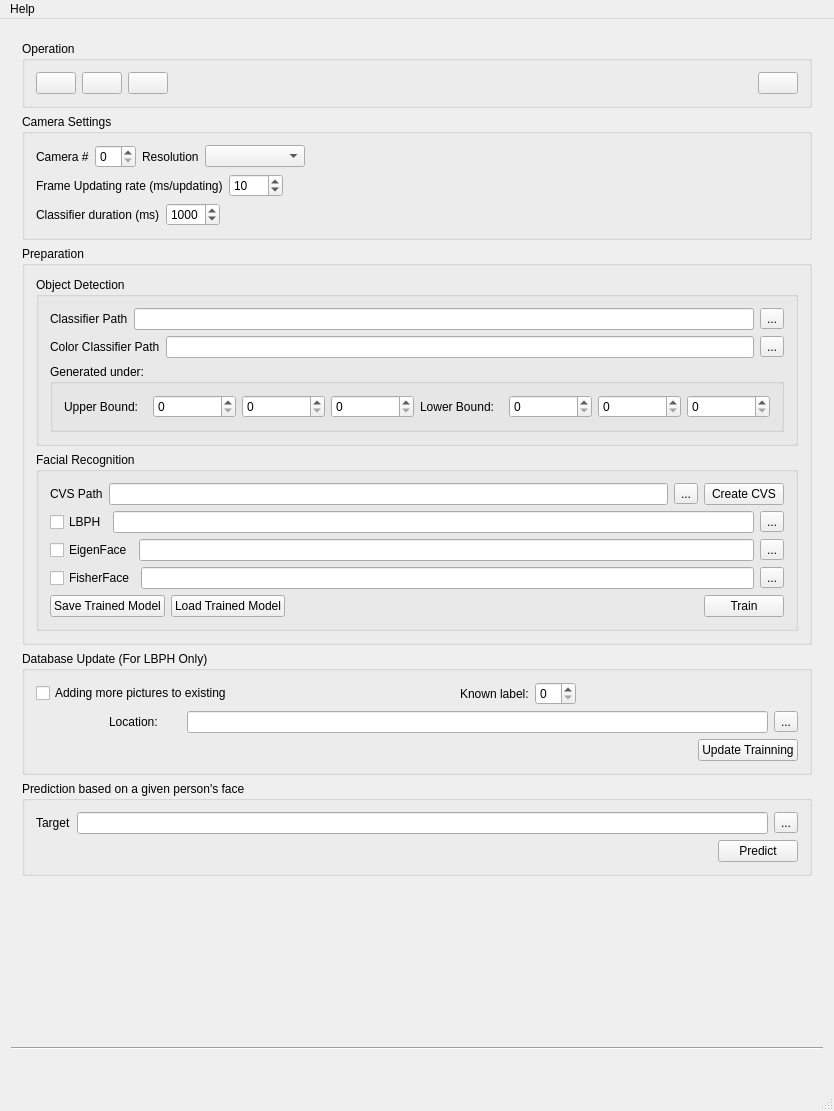
Before: the Qt Designer form recognizer.ui in windsice/Facial-Recognition, drawn with Qt 5.
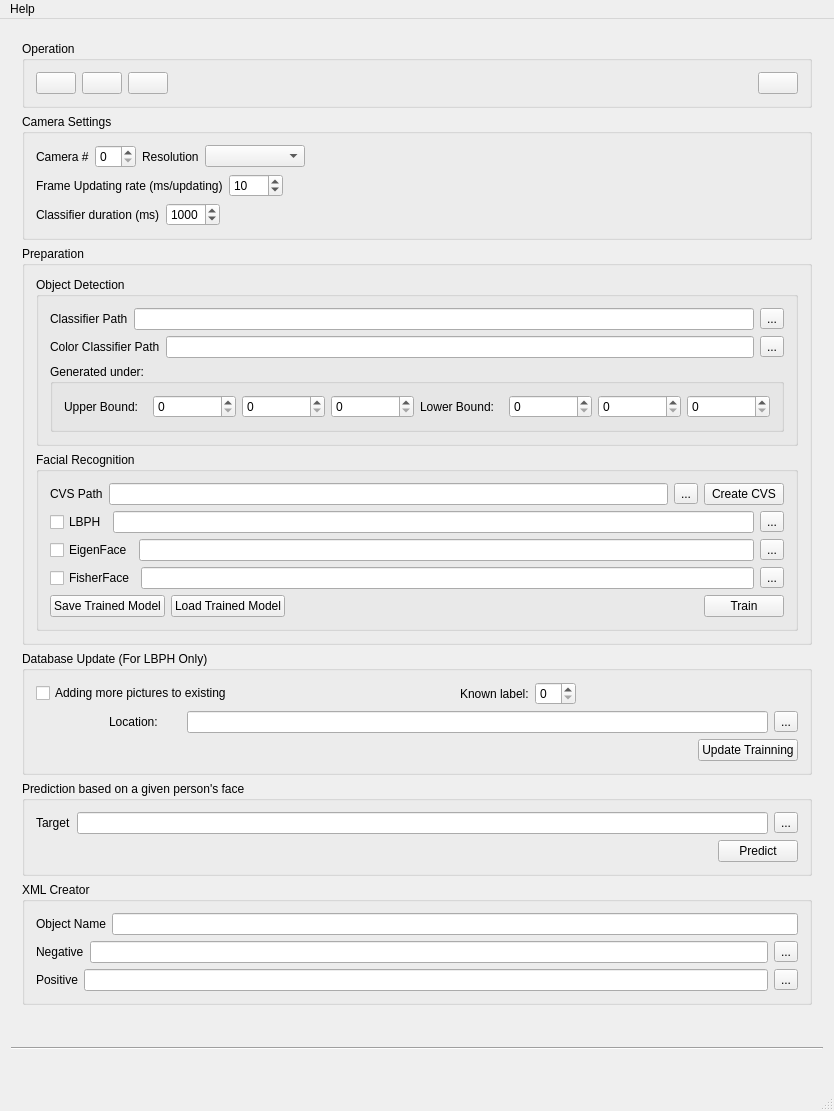
After: the same form once the commit is applied. Icons and pictures are not drawn.

Commit message: changed xml creator UI, still more needed to add

Diff of the .ui file:
```diff
--- a/recognizer.ui
+++ b/recognizer.ui
@@ -745,6 +745,79 @@
           </layout>
          </widget>
         </item>
+        <item>
+         <widget class="QGroupBox" name="groupBox_XML_creator">
+          <property name="title">
+           <string>XML Creator</string>
+          </property>
+          <layout class="QVBoxLayout" name="verticalLayout_7">
+           <item>
+            <layout class="QHBoxLayout" name="horizontalLayout_20">
+             <item>
+              <widget class="QLabel" name="label_XMLObjectName">
+               <property name="text">
+                <string>Object Name</string>
+               </property>
+              </widget>
+             </item>
+             <item>
+              <widget class="QLineEdit" name="lineEdit_XMLObjectName"/>
+             </item>
+            </layout>
+           </item>
+           <item>
+            <layout class="QHBoxLayout" name="horizontalLayout_21">
+             <item>
+              <widget class="QLabel" name="label_XMLNegative">
+               <property name="text">
+                <string>Negative</string>
+               </property>
+              </widget>
+             </item>
+             <item>
+              <widget class="QLineEdit" name="lineEdit_XMLNegativePath">
+               <property name="readOnly">
+                <bool>true</bool>
+               </property>
+              </widget>
+             </item>
+             <item>
+              <widget class="QToolButton" name="toolButton_XMLNegative">
+               <property name="text">
+                <string>...</string>
+               </property>
+              </widget>
+             </item>
+            </layout>
+           </item>
+           <item>
+            <layout class="QHBoxLayout" name="horizontalLayout_22">
+             <item>
+              <widget class="QLabel" name="label_XMLPositive">
+               <property name="text">
+                <string>Positive</string>
+               </property>
+              </widget>
+             </item>
+             <item>
+              <widget class="QLineEdit" name="lineEdit_XMLPositivePath">
+               <property name="readOnly">
+                <bool>true</bool>
+               </property>
+              </widget>
+             </item>
+             <item>
+              <widget class="QToolButton" name="toolButton_XMLPositive">
+               <property name="text">
+                <string>...</string>
+               </property>
+              </widget>
+             </item>
+            </layout>
+           </item>
+          </layout>
+         </widget>
+        </item>
         <item>
          <spacer name="verticalSpacer">
           <property name="orientation">
```
Left out of the diff: 2 changed lines with no effect on the pictures. The commit also changes 5 other files.
